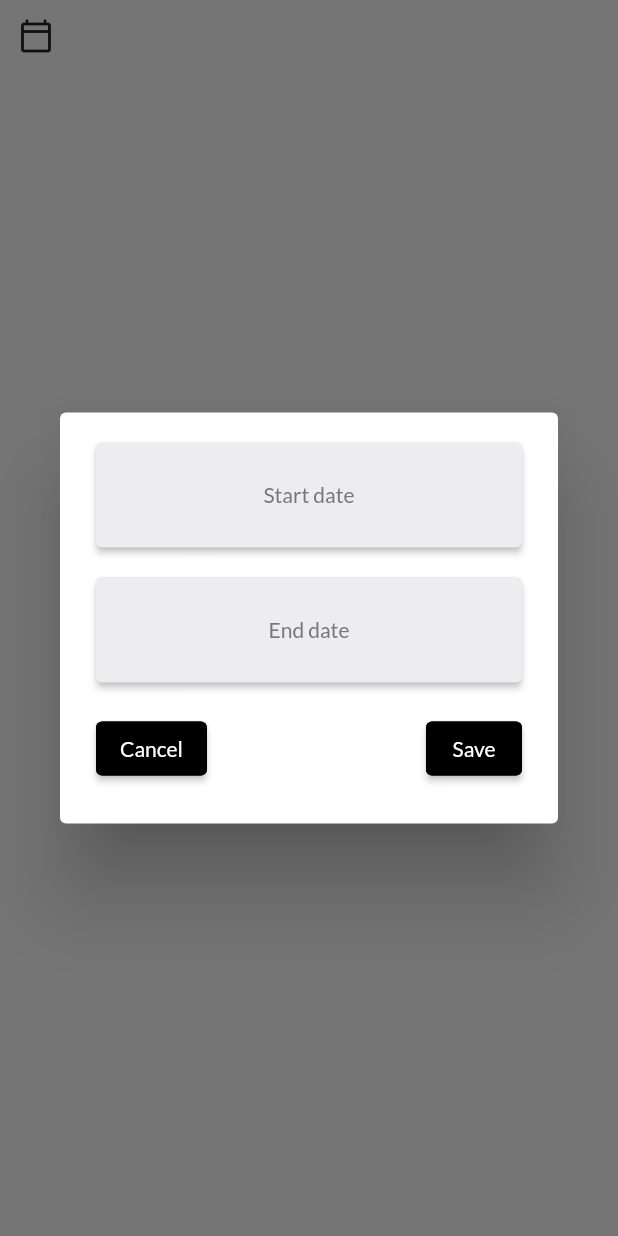
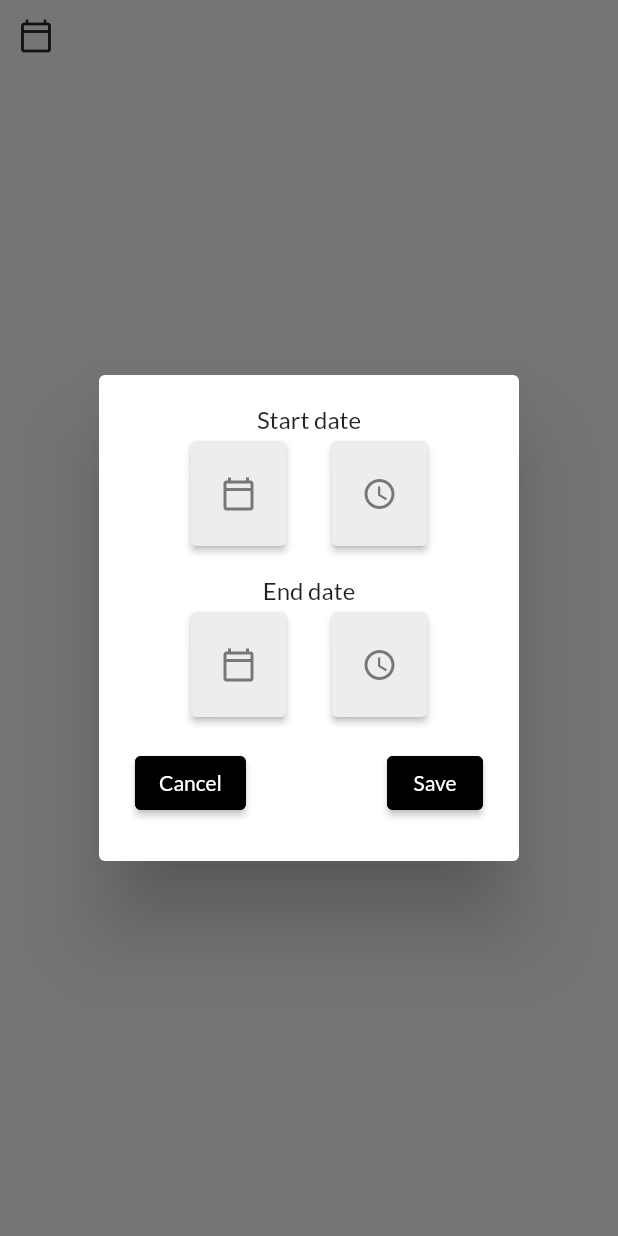
Before and after one commit to BartoszRudnik/ProductiveAppFrontend, a Flutter app: the TaskDate widget shown alone on an empty page, opened directly with empty values, after a tap on the "calendar today" icon, on a phone screen of 412 x 824 dp. Run offline on Flutter 3.47's test engine with Material 2 defaults, Android fonts, the phone set to English and light mode, and no system bars; our stand-ins replace badges, shared_preferences; missing offline and left inert: global_configuration; accounts and stored records are empty.

Commit message:
zmiana sposobu wybierania godziny rozpoczecia i zakonczenia zadania

```diff
--- a/lib/task_page/widgets/task_date.dart
+++ b/lib/task_page/widgets/task_date.dart
@@ -28,6 +28,7 @@ class _TaskDateState extends State<TaskDate> {
   TimeOfDay _endInitialTime;
 
   DateFormat formatter = DateFormat("yyyy-MM-dd");
+  TimeOfDayFormat timeFormatter = TimeOfDayFormat.HH_colon_mm;
 
   @override
   Widget build(BuildContext context) {
@@ -43,23 +44,50 @@ class _TaskDateState extends State<TaskDate> {
               builder: (context, setState) {
                 return AlertDialog(
                   content: Container(
-                    height: 230,
-                    width: 300,
+                    height: 280,
+                    width: 200,
                     child: Column(
                       mainAxisSize: MainAxisSize.min,
                       children: <Widget>[
+                        Center(
+                          child: Text('Start date'),
+                        ),
+                        SizedBox(height: 5),
                         ConstrainedBox(
                           constraints: BoxConstraints.tightFor(width: double.infinity, height: 70),
-                          child: ElevatedButton(
+                          child: Row(
+                            mainAxisAlignment: MainAxisAlignment.center,
+                            children: [
+                              ElevatedButton(
                                 onPressed: () async {
                                   DateTime initDate = this.widget.startValue;
                                   if (this.widget.startValue == null) {
                                     initDate = DateTime.now();
                                   }
                                   final DateTime pick = await DateTimePickers.pickDate(initDate, context);
-                                final TimeOfDay pickTime = await DateTimePickers.pickTime(context);
+
                                   setState(() {
                                     this._startInitialValue = pick;
+                                  });
+                                },
+                                style: ElevatedButton.styleFrom(
+                                  primary: Color.fromRGBO(237, 237, 240, 1),
+                                  onPrimary: Color.fromRGBO(119, 119, 120, 1),
+                                ),
+                                child: Center(
+                                  child: this._startInitialValue.toString() == "null"
+                                      ? Icon(Icons.calendar_today_outlined)
+                                      : Text(
+                                          formatter.format(this._startInitialValue),
+                                        ),
+                                ),
+                              ),
+                              SizedBox(width: 30),
+                              ElevatedButton(
+                                onPressed: () async {
+                                  final TimeOfDay pickTime = await DateTimePickers.pickTime(context);
+
+                                  setState(() {
                                     this._startInitialTime = pickTime;
                                   });
                                 },
@@ -70,27 +98,59 @@ class _TaskDateState extends State<TaskDate> {
                                 child: Column(
                                   mainAxisAlignment: MainAxisAlignment.center,
                                   children: [
-                                  Text(
-                                    (this._startInitialValue.toString() == "null") ? "Start date" : "Start date: " + formatter.format(this._startInitialValue),
+                                    this._startInitialTime.toString() == "null"
+                                        ? Icon(Icons.access_time_outlined)
+                                        : Text(
+                                            this._startInitialTime.format(context),
                                           ),
                                   ],
-                              )),
+                                ),
+                              ),
+                            ],
+                          ),
                         ),
                         SizedBox(
                           height: 20,
                         ),
+                        Center(
+                          child: Text('End date'),
+                        ),
+                        SizedBox(height: 5),
                         ConstrainedBox(
                           constraints: BoxConstraints.tightFor(width: double.infinity, height: 70),
-                          child: ElevatedButton(
+                          child: Row(
+                            mainAxisAlignment: MainAxisAlignment.center,
+                            children: [
+                              ElevatedButton(
                                 onPressed: () async {
                                   DateTime initDate = this.widget.endValue;
                                   if (this.widget.endValue == null) {
                                     initDate = DateTime.now();
                                   }
                                   final DateTime pick = await DateTimePickers.pickDate(initDate, context);
-                                final TimeOfDay pickTime = await DateTimePickers.pickTime(context);
+
                                   setState(() {
                                     this._endInitialValue = pick;
+                                  });
+                                },
+                                style: ElevatedButton.styleFrom(
+                                  primary: Color.fromRGBO(237, 237, 240, 1),
+                                  onPrimary: Color.fromRGBO(119, 119, 120, 1),
+                                ),
+                                child: Center(
+                                  child: this._endInitialValue.toString() == "null"
+                                      ? Icon(Icons.calendar_today_outlined)
+                                      : Text(
+                                          formatter.format(this._endInitialValue),
+                                        ),
+                                ),
+                              ),
+                              SizedBox(width: 30),
+                              ElevatedButton(
+                                onPressed: () async {
+                                  final TimeOfDay pickTime = await DateTimePickers.pickTime(context);
+
+                                  setState(() {
                                     this._endInitialTime = pickTime;
                                   });
                                 },
@@ -98,14 +158,16 @@ class _TaskDateState extends State<TaskDate> {
                                   primary: Color.fromRGBO(237, 237, 240, 1),
                                   onPrimary: Color.fromRGBO(119, 119, 120, 1),
                                 ),
-                              child: Column(
-                                mainAxisAlignment: MainAxisAlignment.center,
-                                children: [
-                                  Text(
-                                    (this._endInitialValue.toString() == "null") ? "End date" : "End date: " + formatter.format(this._endInitialValue),
+                                child: Center(
+                                  child: this._endInitialTime.toString() == "null"
+                                      ? Icon(Icons.access_time_outlined)
+                                      : Text(
+                                          this._endInitialTime.format(context),
+                                        ),
+                                ),
                               ),
                             ],
-                              )),
+                          ),
                         ),
                         SizedBox(
                           height: 20,
@@ -139,6 +201,48 @@ class _TaskDateState extends State<TaskDate> {
                                 side: BorderSide(color: Theme.of(context).primaryColor),
                               ),
                               onPressed: () {
+                                if ((this._startInitialTime != null && this._startInitialValue == null) || (this._endInitialTime != null && this._endInitialValue == null)) {
+                                  return showDialog(
+                                    context: context,
+                                    builder: (context) => AlertDialog(
+                                      title: Center(
+                                        child: Text(
+                                          'Cannot select only time',
+                                          style: Theme.of(context).textTheme.headline2,
+                                        ),
+                                      ),
+                                      content: Column(
+                                        mainAxisSize: MainAxisSize.min,
+                                        children: [
+                                          Text('...'),
+                                          SizedBox(height: 10),
+                                          Row(
+                                            mainAxisAlignment: MainAxisAlignment.center,
+                                            children: [
+                                              ElevatedButton(
+                                                style: ElevatedButton.styleFrom(
+                                                  primary: Theme.of(context).primaryColor,
+                                                  side: BorderSide(color: Theme.of(context).primaryColor),
+                                                ),
+                                                onPressed: () {
+                                                  Navigator.of(context).pop(false);
+                                                },
+                                                child: Text(
+                                                  'OK',
+                                                  style: TextStyle(
+                                                    fontSize: 14,
+                                                    color: Theme.of(context).accentColor,
+                                                  ),
+                                                ),
+                                              ),
+                                            ],
+                                          ),
+                                        ],
+                                      ),
+                                    ),
+                                  );
+                                }
+
                                 setState(() {
                                   this.widget.startValue = this._startInitialValue;
                                   this.widget.endValue = this._endInitialValue;
```
Also changed, not shown: lib/task_page/widgets/task_widget.dart (+7 -1 lines). Lines whose indentation alone changed are shown as unchanged.
